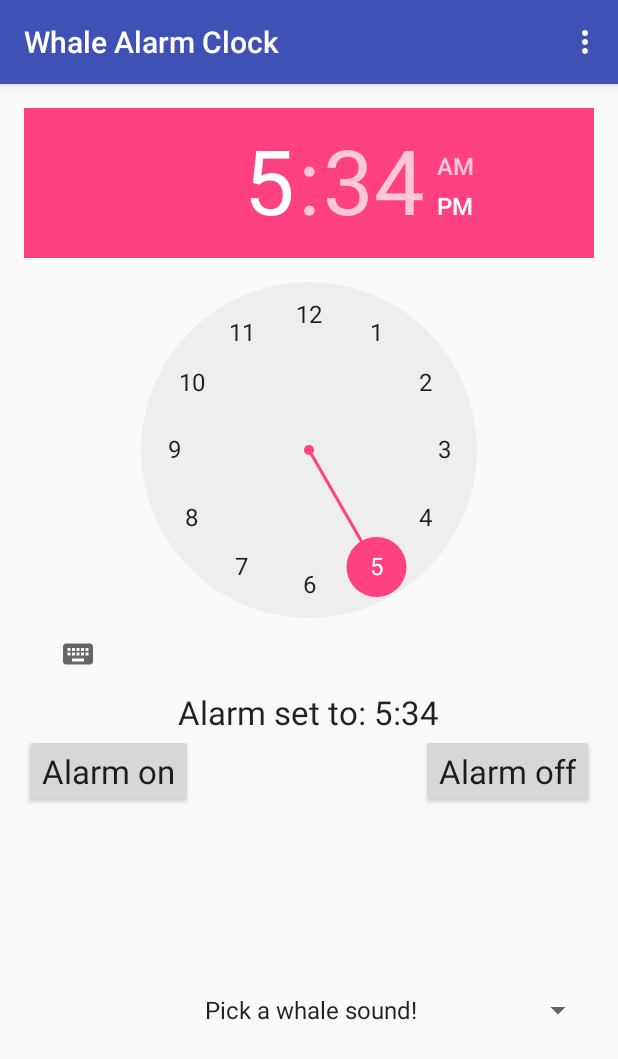
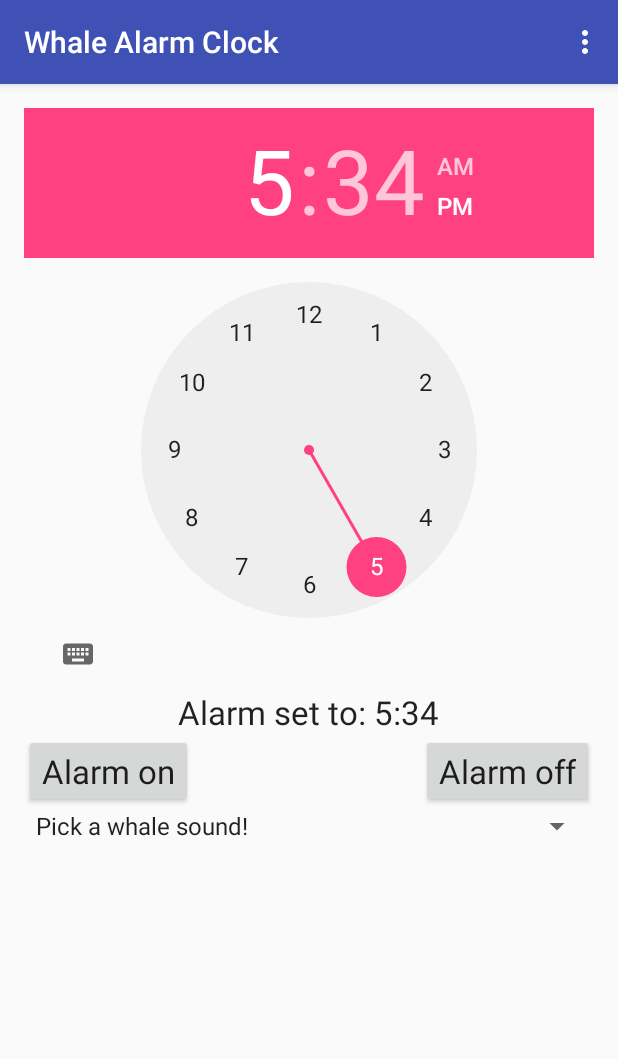
Before and after one commit to liyiran/alarm, an Android app: the screen it shows after launch (MainActivity), after a tap on "Alarm on", on a phone screen of 412 x 824 dp. Shown: the top 1059 px of the screen. Run offline under Robolectric (Android 15) with nearby library versions, the phone set to English and light mode, and no system bars.

Commit message:
Revert "make 4.0.3 working"
This reverts commit 8388f1c3c8ed238d7131d1ab07cbe6abdd87f167.

```diff
--- a/app/build.gradle
+++ b/app/build.gradle
@@ -6,7 +6,8 @@ android {
 
     defaultConfig {
         applicationId "anna.whalealarmclock"
-        minSdkVersion 15
+        minSdkVersion 16
+        targetSdkVersion 25
         versionCode 1
         versionName "1.0"
     }
--- a/app/src/main/java/anna/whalealarmclock/MainActivity.java
+++ b/app/src/main/java/anna/whalealarmclock/MainActivity.java
@@ -7,18 +7,21 @@ import android.content.Context;
 import android.content.Intent;
 import android.os.Build;
 import android.os.Bundle;
+import android.support.design.widget.FloatingActionButton;
+import android.support.design.widget.Snackbar;
 import android.support.v7.app.AppCompatActivity;
 import android.support.v7.widget.Toolbar;
 import android.util.Log;
+import android.view.View;
 import android.view.Menu;
 import android.view.MenuItem;
-import android.view.View;
 import android.widget.AdapterView;
 import android.widget.ArrayAdapter;
 import android.widget.Button;
 import android.widget.Spinner;
 import android.widget.TextView;
 import android.widget.TimePicker;
+import android.widget.Toast;
 
 import java.util.Calendar;
 
@@ -75,18 +78,18 @@ public class MainActivity extends AppCompatActivity implements AdapterView.OnIte
 
         // create an onClick listener to start the alarm
         alarm_on.setOnClickListener(new View.OnClickListener() {
-            @TargetApi(Build.VERSION_CODES.ICE_CREAM_SANDWICH_MR1)
+            @TargetApi(Build.VERSION_CODES.M)
             @Override
             public void onClick(View v) {
 
                 // setting calendar instance with the hour and minute that we picked
                 // on the time picker
-                calendar.set(Calendar.HOUR_OF_DAY, alarm_timepicker.getCurrentHour());
-                calendar.set(Calendar.MINUTE, alarm_timepicker.getCurrentMinute());
+                calendar.set(Calendar.HOUR_OF_DAY, alarm_timepicker.getHour());
+                calendar.set(Calendar.MINUTE, alarm_timepicker.getMinute());
 
                 // get the int values of the hour and minute
-                int hour = alarm_timepicker.getCurrentHour();
-                int minute = alarm_timepicker.getCurrentMinute();
+                int hour = alarm_timepicker.getHour();
+                int minute = alarm_timepicker.getMinute();
 
                 // convert the int values to strings
                 String hour_string = String.valueOf(hour);
--- a/app/src/main/java/anna/whalealarmclock/RingtonePlayingService.java
+++ b/app/src/main/java/anna/whalealarmclock/RingtonePlayingService.java
@@ -27,7 +27,7 @@ public class RingtonePlayingService extends Service {
         return null;
     }
 
-    @TargetApi(Build.VERSION_CODES.ICE_CREAM_SANDWICH_MR1)
+    @TargetApi(Build.VERSION_CODES.LOLLIPOP)
     @Override
     public int onStartCommand(Intent intent, int flags, int startId) {
         Log.i("LocalService", "Received start id " + startId + ": " + intent);
@@ -59,7 +59,7 @@ public class RingtonePlayingService extends Service {
                 .setSmallIcon(R.drawable.ic_action_call)
                 .setContentIntent(pending_intent_main_activity)
                 .setAutoCancel(true)
-                .getNotification();
+                .build();
 
 
 
--- a/app/src/main/res/layout/content_main.xml
+++ b/app/src/main/res/layout/content_main.xml
@@ -15,33 +15,37 @@
     <TimePicker
         android:layout_width="wrap_content"
         android:layout_height="wrap_content"
-        android:id="@+id/timePicker" />
+        android:id="@+id/timePicker"
+        android:layout_alignParentLeft="true"
+        android:layout_alignParentStart="true" />
 
     <Button
         android:layout_width="wrap_content"
         android:layout_height="wrap_content"
         android:textAppearance="?android:attr/textAppearanceLarge"
-        android:text="@string/alarm_on"
+        android:text="Alarm on"
         android:id="@+id/alarm_on"
         android:clickable="true"
         android:layout_below="@+id/update_text"
-        android:layout_alignParentLeft="true" />
+        android:layout_alignParentLeft="true"
+        android:layout_alignParentStart="true" />
 
     <Button
         android:layout_width="wrap_content"
         android:layout_height="wrap_content"
         android:textAppearance="?android:attr/textAppearanceLarge"
-        android:text="@string/alarm_off"
+        android:text="Alarm off"
         android:id="@+id/alarm_off"
         android:clickable="true"
         android:layout_below="@+id/update_text"
-        android:layout_alignParentRight="true" />
+        android:layout_alignParentRight="true"
+        android:layout_alignParentEnd="true" />
 
     <TextView
         android:layout_width="wrap_content"
         android:layout_height="wrap_content"
         android:textAppearance="?android:attr/textAppearanceLarge"
-        android:text="@string/did_you_set_the_alarm"
+        android:text="Did you set the alarm?"
         android:id="@+id/update_text"
         android:layout_below="@+id/timePicker"
         android:layout_centerHorizontal="true" />
@@ -50,9 +54,9 @@
         android:layout_width="wrap_content"
         android:layout_height="wrap_content"
         android:id="@+id/richard_spinner"
-        android:layout_alignParentBottom="true"
-        android:layout_toRightOf="@+id/alarm_on"
-        android:layout_below="@+id/alarm_on" />
+        android:layout_below="@+id/alarm_on"
+        android:layout_centerHorizontal="true"
+        />
 
 
 </RelativeLayout>
--- a/app/src/main/res/values-v21/styles.xml
+++ b/app/src/main/res/values-v21/styles.xml
@@ -1,6 +1,9 @@
-<resources>
+<resources>>
+
     <style name="AppTheme.NoActionBar">
         <item name="windowActionBar">false</item>
         <item name="windowNoTitle">true</item>
+        <item name="android:windowDrawsSystemBarBackgrounds">true</item>
+        <item name="android:statusBarColor">@android:color/transparent</item>
     </style>
 </resources>
--- a/app/src/main/res/values/strings.xml
+++ b/app/src/main/res/values/strings.xml
@@ -1,9 +1,6 @@
 <resources>
     <string name="app_name">Whale Alarm Clock</string>
     <string name="action_settings">Settings</string>
-    <string name="alarm_on">Alarm on</string>
-    <string name="alarm_off">Alarm off</string>
-    <string name="did_you_set_the_alarm">Did you set the alarm?</string>
 
     <string-array name="whale_array">
         <item>Pick a whale sound!</item>
```
